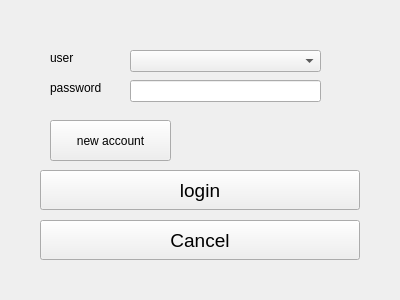
Old version of the form Tic-Tac-Toe-Game/login_window.ui in the repository ahmedg3x1/Tic-Tac-Toe-Game.
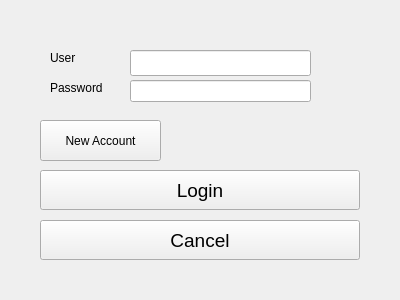
New version of the form. The open tabs and pages were chosen to show the change.

Patch:
```diff
--- a/Tic-Tac-Toe-Game/login_window.ui
+++ b/Tic-Tac-Toe-Game/login_window.ui
@@ -27,22 +27,12 @@
      <number>1</number>
     </property>
     <widget class="QWidget" name="login_page">
-     <widget class="QComboBox" name="username_combobox">
-      <property name="geometry">
-       <rect>
-        <x>130</x>
-        <y>50</y>
-        <width>191</width>
-        <height>22</height>
-       </rect>
-      </property>
-     </widget>
      <widget class="QLineEdit" name="password_line_edit">
       <property name="geometry">
        <rect>
         <x>130</x>
         <y>80</y>
-        <width>191</width>
+        <width>181</width>
         <height>22</height>
        </rect>
       </property>
@@ -66,7 +56,7 @@
        </rect>
       </property>
       <property name="text">
-       <string>password</string>
+       <string>Password</string>
       </property>
      </widget>
      <widget class="QLabel" name="label">
@@ -79,20 +69,20 @@
        </rect>
       </property>
       <property name="text">
-       <string>user</string>
+       <string>User</string>
       </property>
      </widget>
      <widget class="QPushButton" name="register_button">
       <property name="geometry">
        <rect>
-        <x>50</x>
+        <x>40</x>
         <y>120</y>
         <width>121</width>
         <height>41</height>
        </rect>
       </property>
       <property name="text">
-       <string>new account</string>
+       <string>New Account</string>
       </property>
      </widget>
      <widget class="QPushButton" name="login_button">
@@ -110,7 +100,7 @@
        </font>
       </property>
       <property name="text">
-       <string>login</string>
+       <string>Login</string>
       </property>
      </widget>
      <widget class="QPushButton" name="cancel_button">
@@ -137,10 +127,10 @@
       </property>
       <property name="geometry">
        <rect>
-        <x>210</x>
+        <x>200</x>
         <y>120</y>
-        <width>55</width>
-        <height>16</height>
+        <width>171</width>
+        <height>41</height>
        </rect>
       </property>
       <property name="styleSheet">
@@ -150,6 +140,16 @@
        <string/>
       </property>
      </widget>
+     <widget class="QLineEdit" name="username">
+      <property name="geometry">
+       <rect>
+        <x>130</x>
+        <y>50</y>
+        <width>181</width>
+        <height>26</height>
+       </rect>
+      </property>
+     </widget>
     </widget>
     <widget class="QWidget" name="game_settings_page">
      <widget class="QLabel" name="first_player_name">
```
Left out of the diff: 2 changed lines with no effect on the pictures.
